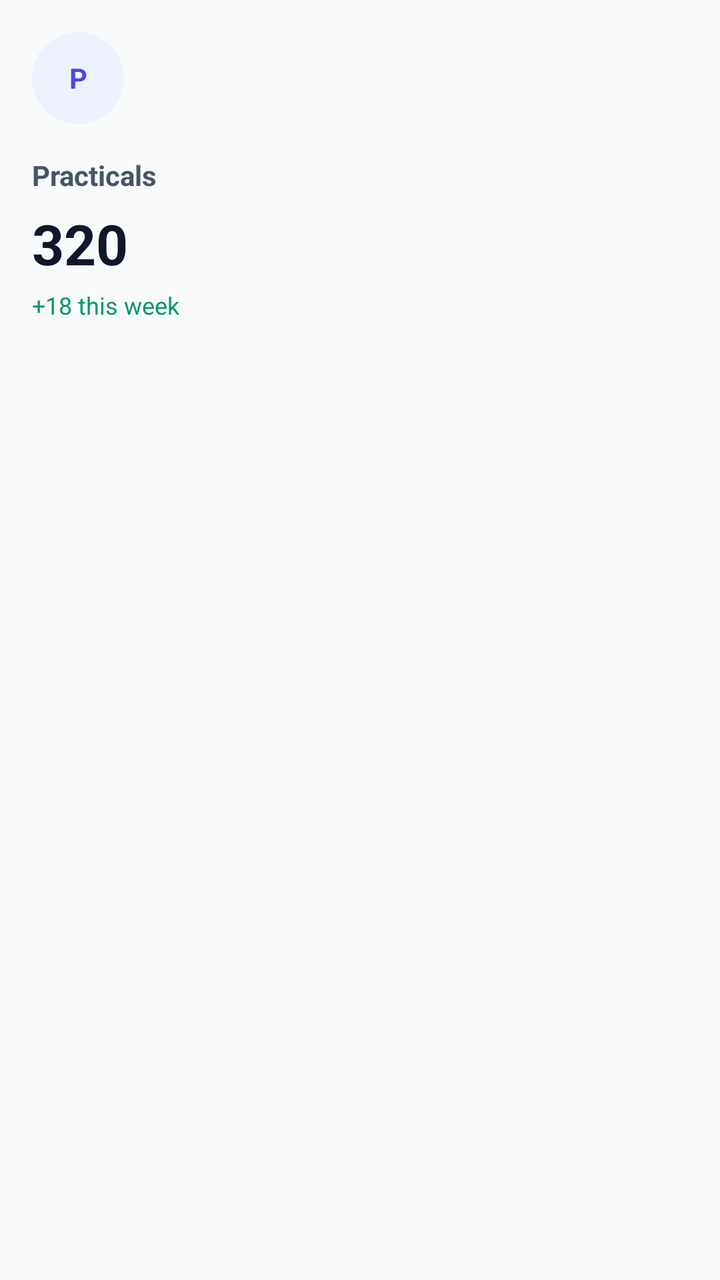
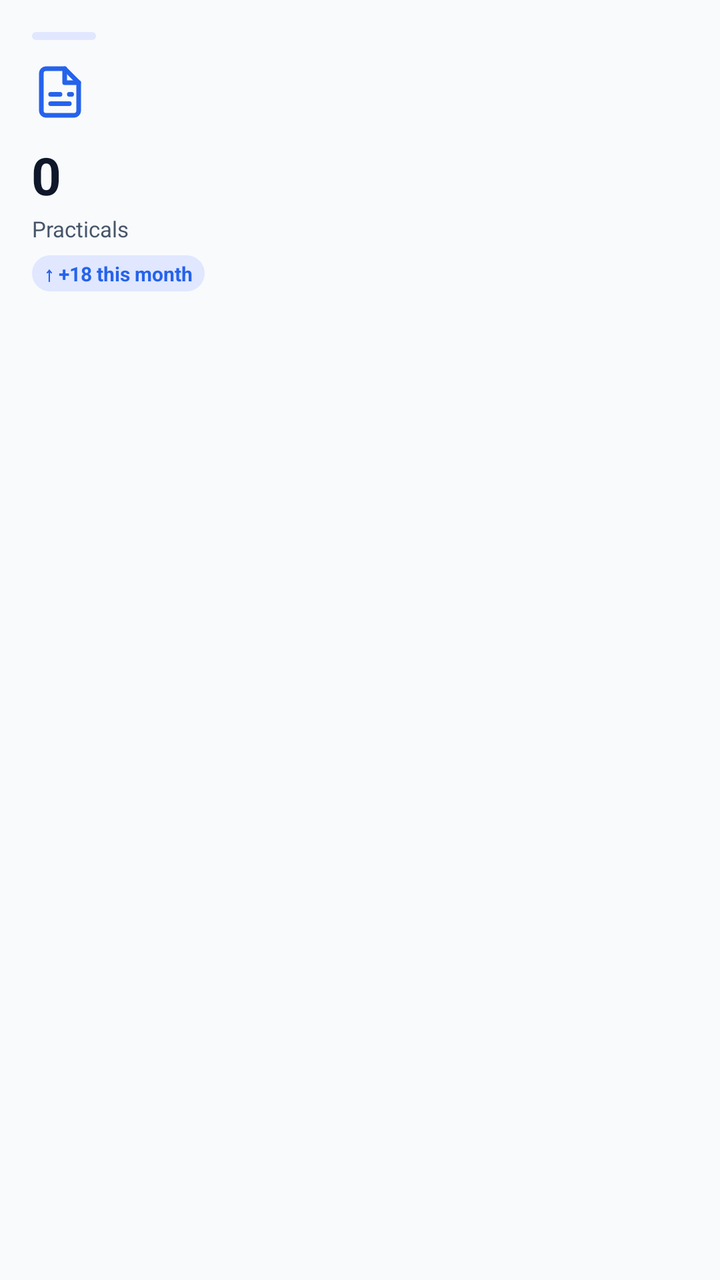

An Android layout rendered at two revisions. The XML below is the earlier revision; the diff shows what the commit changed to produce the second picture.
<!-- AndroidManifest.xml: application theme Theme.VirtualLabAdmin -->
<!-- res/layout/item_dashboard_practicals.xml -->
﻿<?xml version="1.0" encoding="utf-8"?>
<LinearLayout xmlns:android="http://schemas.android.com/apk/res/android"
    android:layout_width="match_parent"
    android:layout_height="wrap_content"
    android:orientation="vertical"
    android:padding="@dimen/space_md">

    <TextView
        android:layout_width="46dp"
        android:layout_height="46dp"
        android:background="@drawable/bg_card_top_icon"
        android:gravity="center"
        android:text="P"
        android:textColor="@color/brand"
        android:textStyle="bold" />

    <TextView
        android:layout_width="wrap_content"
        android:layout_height="wrap_content"
        android:layout_marginTop="@dimen/space_md"
        android:text="Practicals"
        android:textColor="@color/text_muted"
        android:textStyle="bold" />

    <TextView
        android:id="@+id/statPracticals"
        android:layout_width="wrap_content"
        android:layout_height="wrap_content"
        android:layout_marginTop="6dp"
        android:text="320"
        android:textColor="@color/text_primary"
        android:textSize="28sp"
        android:textStyle="bold" />

    <TextView
        android:layout_width="wrap_content"
        android:layout_height="wrap_content"
        android:layout_marginTop="4dp"
        android:text="+18 this week"
        android:textColor="@color/success"
        android:textSize="12sp" />
</LinearLayout>
<!-- resources referenced by this layout -->
<resources>
  <color name="brand">#4F46E5</color>
  <color name="success">#059669</color>
  <color name="text_muted">#475569</color>
  <color name="text_primary">#0F172A</color>
  <dimen name="space_md">16dp</dimen>
  <!-- drawable bg_card_top_icon (drawable) -->
  <?xml version="1.0" encoding="utf-8"?>
  <shape xmlns:android="http://schemas.android.com/apk/res/android" android:shape="oval">
      <solid android:color="@color/brand_light" />
  </shape>
  <color name="brand_light">#EEF2FF</color>
  <color name="bg_surface">#FFFFFF</color>
  <color name="stroke">#E2E8F0</color>
  <color name="bg_dark">#F8FAFC</color>
  <style name="Widget.VirtualLab.Button" parent="Widget.Material3.Button">
          <item name="android:textAllCaps">false</item>
          <item name="android:insetLeft">0dp</item>
          <item name="android:insetRight">0dp</item>
          <item name="android:insetTop">0dp</item>
          <item name="android:insetBottom">0dp</item>
          <item name="android:minHeight">@dimen/btn_h</item>
          <item name="cornerRadius">@dimen/radius_lg</item>
          <item name="android:letterSpacing">0</item>
          <item name="elevation">0dp</item>
      </style>
  <style name="Widget.VirtualLab.TextInputLayout.Outlined" parent="Widget.Material3.TextInputLayout.OutlinedBox">
          <item name="boxStrokeColor">@color/stroke</item>
          <item name="hintTextColor">@color/text_muted</item>
          <item name="boxStrokeWidth">1dp</item>
          <item name="boxStrokeWidthFocused">2dp</item>
          <item name="boxCornerRadiusTopStart">@dimen/radius_lg</item>
          <item name="boxCornerRadiusTopEnd">@dimen/radius_lg</item>
          <item name="boxCornerRadiusBottomStart">@dimen/radius_lg</item>
          <item name="boxCornerRadiusBottomEnd">@dimen/radius_lg</item>
          <item name="boxBackgroundColor">@android:color/white</item>
      </style>
  <style name="Widget.VirtualLab.Card" parent="Widget.Material3.CardView.Outlined">
          <item name="cardBackgroundColor">@color/bg_surface</item>
          <item name="strokeColor">@color/stroke</item>
          <item name="strokeWidth">1dp</item>
          <item name="cardCornerRadius">@dimen/radius_lg</item>
          <item name="cardElevation">2dp</item>
          <item name="cardUseCompatPadding">true</item>
      </style>
  <dimen name="btn_h">54dp</dimen>
  <dimen name="radius_lg">22dp</dimen>
  <!-- unchanged entries left out for length: 1 -->
</resources>

<!-- the commit's change to res/layout/item_dashboard_practicals.xml (unified diff, before → after) -->
@@ -1,42 +1,53 @@
-﻿<?xml version="1.0" encoding="utf-8"?>
+<?xml version="1.0" encoding="utf-8"?>
 <LinearLayout xmlns:android="http://schemas.android.com/apk/res/android"
+    xmlns:app="http://schemas.android.com/apk/res-auto"
     android:layout_width="match_parent"
     android:layout_height="wrap_content"
     android:orientation="vertical"
-    android:padding="@dimen/space_md">
+    android:padding="16dp">
 
-    <TextView
-        android:layout_width="46dp"
-        android:layout_height="46dp"
-        android:background="@drawable/bg_card_top_icon"
-        android:gravity="center"
-        android:text="P"
-        android:textColor="@color/brand"
-        android:textStyle="bold" />
+    <View
+        android:layout_width="32dp"
+        android:layout_height="4dp"
+        android:background="@drawable/bg_chip_blue_soft"
+        android:layout_marginBottom="12dp" />
 
-    <TextView
-        android:layout_width="wrap_content"
-        android:layout_height="wrap_content"
-        android:layout_marginTop="@dimen/space_md"
-        android:text="Practicals"
-        android:textColor="@color/text_muted"
-        android:textStyle="bold" />
+    <ImageView
+        android:layout_width="28dp"
+        android:layout_height="28dp"
+        android:src="@drawable/ic_practicals_24"
+        app:tint="@color/info"
+        android:layout_marginBottom="10dp" />
 
     <TextView
         android:id="@+id/statPracticals"
         android:layout_width="wrap_content"
         android:layout_height="wrap_content"
-        android:layout_marginTop="6dp"
-        android:text="320"
+        android:text="0"
         android:textColor="@color/text_primary"
-        android:textSize="28sp"
-        android:textStyle="bold" />
+        android:textSize="26sp"
+        android:textStyle="bold"
+        android:letterSpacing="-0.02" />
 
     <TextView
         android:layout_width="wrap_content"
         android:layout_height="wrap_content"
-        android:layout_marginTop="4dp"
-        android:text="+18 this week"
-        android:textColor="@color/success"
-        android:textSize="12sp" />
+        android:text="Practicals"
+        android:textColor="@color/text_muted"
+        android:textSize="11sp"
+        android:layout_marginTop="2dp" />
+
+    <TextView
+        android:id="@+id/statPracticalsTrend"
+        android:layout_width="wrap_content"
+        android:layout_height="wrap_content"
+        android:text="↑ +18 this month"
+        android:textColor="@color/info"
+        android:textSize="10sp"
+        android:textStyle="bold"
+        android:layout_marginTop="6dp"
+        android:background="@drawable/bg_chip_blue_soft"
+        android:paddingHorizontal="6dp"
+        android:paddingVertical="2dp" />
+
 </LinearLayout>
<!-- resource entries referenced after the edit -->
@@ -1,16 +1,42 @@
 <!-- resources referenced by this layout -->
 <resources>
+  <color name="info">#2563EB</color>
   <color name="brand">#4F46E5</color>
-  <color name="success">#059669</color>
   <color name="text_muted">#475569</color>
   <color name="text_primary">#0F172A</color>
-  <dimen name="space_md">16dp</dimen>
-  <!-- drawable bg_card_top_icon (drawable) -->
+  <!-- drawable bg_chip_blue_soft (drawable) -->
   <?xml version="1.0" encoding="utf-8"?>
-  <shape xmlns:android="http://schemas.android.com/apk/res/android" android:shape="oval">
-      <solid android:color="@color/brand_light" />
+  <shape xmlns:android="http://schemas.android.com/apk/res/android">
+      <corners android:radius="999dp" />
+      <solid android:color="@color/chip_blue_bg" />
   </shape>
-  <color name="brand_light">#EEF2FF</color>
+  <!-- drawable ic_practicals_24 (drawable) -->
+  <vector xmlns:android="http://schemas.android.com/apk/res/android"
+      android:width="24dp"
+      android:height="24dp"
+      android:viewportWidth="24"
+      android:viewportHeight="24">
+    <path
+        android:strokeColor="#FF000000"
+        android:strokeWidth="2"
+        android:strokeLineCap="round"
+        android:strokeLineJoin="round"
+        android:fillColor="#00000000"
+        android:pathData="M14,2H6C4.9,2 4,2.9 4,4v16c0,1.1 0.9,2 2,2h12c1.1,0 2,-0.9 2,-2V8L14,2z"/>
+    <path
+        android:strokeColor="#FF000000"
+        android:strokeWidth="2"
+        android:strokeLineCap="round"
+        android:strokeLineJoin="round"
+        android:fillColor="#00000000"
+        android:pathData="M14,2v6h6"/>
+    <path
+        android:strokeColor="#FF000000"
+        android:strokeWidth="2"
+        android:strokeLineCap="round"
+        android:pathData="M8,13h4 M8,17h8 M16,13h1"/>
+  </vector>
+  <color name="chip_blue_bg">#E0E7FF</color>
   <color name="bg_surface">#FFFFFF</color>
   <color name="stroke">#E2E8F0</color>
   <color name="bg_dark">#F8FAFC</color>
